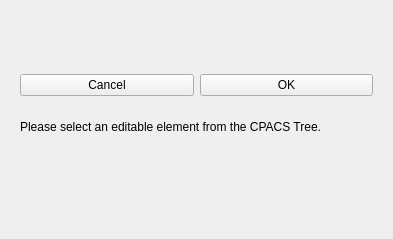
First picture: the form in TIGLCreator/src/ModificatorContainerWidget.ui, repository DLR-SC/tigl, before the edit.
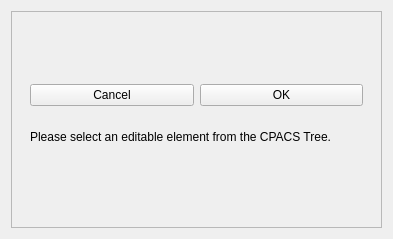
Second picture: the form after the edit. Custom widgets are drawn as their Qt base class.

Commit message: Fix #1228. Add a scrollbar to the CPACS editor widget.

The edit to the form file:
```diff
--- a/TIGLCreator/src/ModificatorContainerWidget.ui
+++ b/TIGLCreator/src/ModificatorContainerWidget.ui
@@ -13,6 +13,19 @@
   <property name="windowTitle">
    <string>Form</string>
   </property>
+  <layout class="QVBoxLayout" name="mainLayout">
+   <item>
+    <widget class="QScrollArea" name="scrollArea">
+     <property name="widgetResizable">
+      <bool>true</bool>
+     </property>
+     <property name="horizontalScrollBarPolicy">
+      <enum>Qt::ScrollBarAsNeeded</enum>
+     </property>
+     <property name="verticalScrollBarPolicy">
+      <enum>Qt::ScrollBarAsNeeded</enum>
+     </property>
+     <widget class="QWidget" name="scrollAreaWidgetContents">
   <layout class="QVBoxLayout" name="verticalLayout">
    <item>
     <widget class="ModificatorFuselageWidget" name="fuselageModificator" native="true"/>
@@ -104,6 +117,10 @@
       </size>
      </property>
     </spacer>
+       </item>
+      </layout>
+     </widget>
+    </widget>
    </item>
   </layout>
  </widget>
```
Lines whose indentation alone changed are shown as unchanged. The commit also changes 1 other file.
